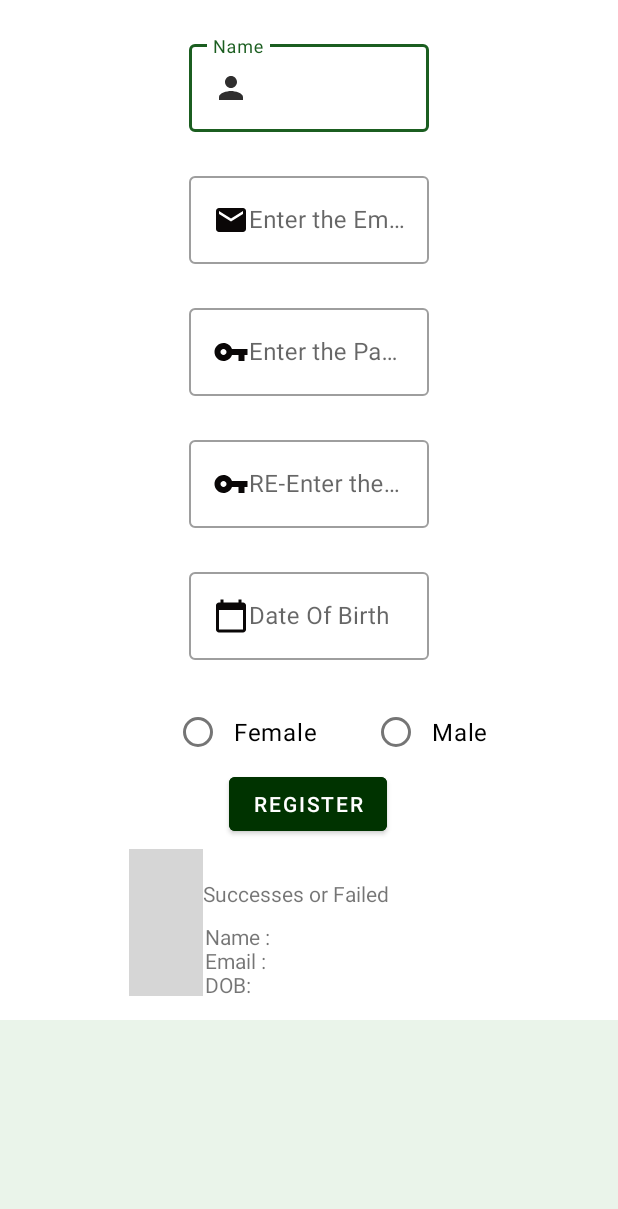
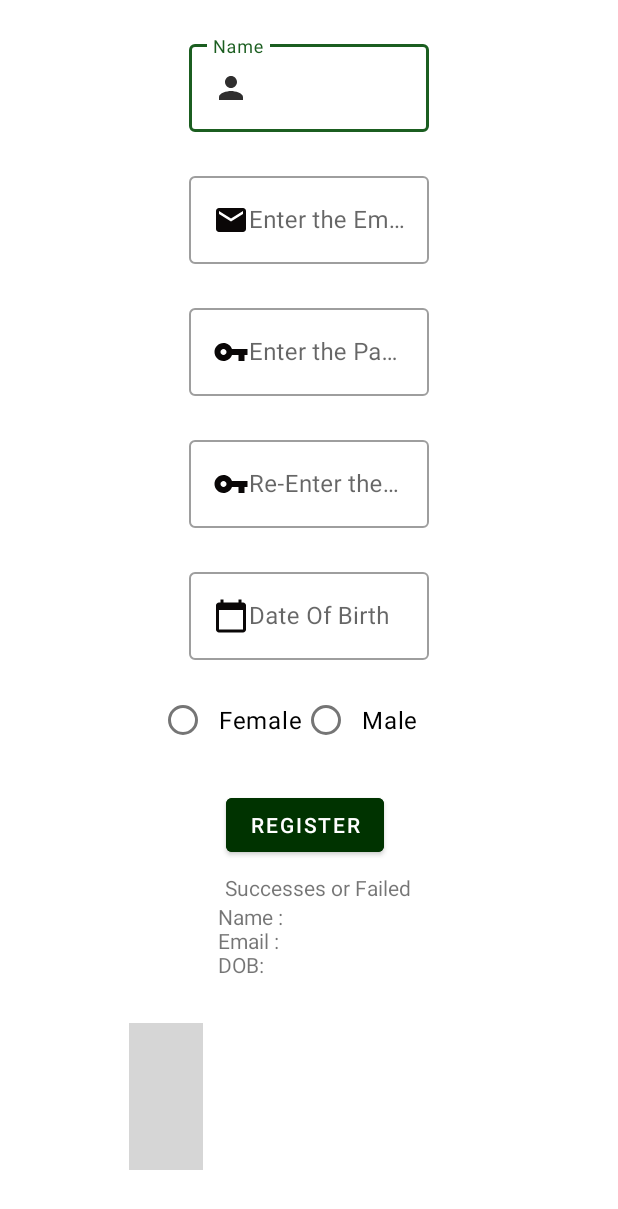
Before and after one commit to lamiaomar/registrationForm, an Android app: the layout activity_main.xml on its own in the app's theme, with its tools: preview values and no code run, on a phone screen of 412 x 824 dp. Shown: the top 1209 px of the screen. Run offline under Robolectric (Android 15) with nearby library versions, the phone set to English and light mode, and no system bars; grey boxes are pictures that could not be loaded.

Commit message:
Registration Form update

```diff
--- a/app/src/main/java/com/example/registrationform/MainActivity.kt
+++ b/app/src/main/java/com/example/registrationform/MainActivity.kt
@@ -17,7 +17,6 @@ class MainActivity : AppCompatActivity() {
     override fun onCreate(savedInstanceState: Bundle?) {
         super.onCreate(savedInstanceState)
         setContentView(R.layout.activity_main)
-
 
         binding = ActivityMainBinding.inflate(layoutInflater)
         setContentView(binding.root)
@@ -44,10 +43,10 @@ class MainActivity : AppCompatActivity() {
         val st4 = binding.rePassword.text.toString()
 
         if (st1 == "" || st2 == "" || st3 == "" || st4 == "") {
-            binding.tipResult.text = "Failed"
+            binding.tipResult.text =getString(R.string.app_name5)
             return }
         else if (st1 != "" || st2 != "" || st3 != "" || st4 != ""){
-            binding.tipResult.text = "Success"
+            binding.tipResult.text =getString(R.string.app_name3)
             binding.tipResultInfo.text= "Name :${binding.name.text.toString()} \n" +
                     "Email :${binding.email.text.toString()} \n"+
                     "DOB :${binding.DOB.text.toString()} \n"
@@ -56,9 +55,9 @@ class MainActivity : AppCompatActivity() {
 //heck if the 2 password are same
 
         if(st3==st4){
-            binding.tipResult.text = "Success"
+            binding.tipResult.text = getString(R.string.app_name3)
             return
-        }else  {binding.tipResult.text = "Failed"
+        }else  {binding.tipResult.text = getString(R.string.app_name5)
         return}
 
 
--- a/app/src/main/res/layout/activity_main.xml
+++ b/app/src/main/res/layout/activity_main.xml
@@ -1,5 +1,5 @@
 <?xml version="1.0" encoding="utf-8"?>
-<ScrollView xmlns:android="http://schemas.android.com/apk/res/android"
+<RelativeLayout xmlns:android="http://schemas.android.com/apk/res/android"
     xmlns:app="http://schemas.android.com/apk/res-auto"
     xmlns:tools="http://schemas.android.com/tools"
     android:layout_width="match_parent"
@@ -20,7 +20,7 @@
             android:layout_width="160dp"
             android:layout_height="wrap_content"
             android:layout_marginTop="24dp"
-            android:hint="Name"
+            android:hint="@string/String_Name"
             app:layout_constraintEnd_toEndOf="parent"
             app:layout_constraintStart_toStartOf="parent"
             app:layout_constraintTop_toTopOf="parent">
@@ -40,7 +40,7 @@
             android:layout_width="160dp"
             android:layout_height="wrap_content"
             android:layout_marginTop="24dp"
-            android:hint="Enter the Email"
+            android:hint="@string/String_Email"
             app:layout_constraintEnd_toEndOf="parent"
             app:layout_constraintStart_toStartOf="parent"
             app:layout_constraintTop_toBottomOf="@id/nameId">
@@ -59,7 +59,7 @@
             android:layout_width="160dp"
             android:layout_height="wrap_content"
             android:layout_marginTop="24dp"
-            android:hint="Enter the Pass"
+            android:hint="@string/String_pass"
             app:layout_constraintEnd_toEndOf="parent"
             app:layout_constraintStart_toStartOf="parent"
             app:layout_constraintTop_toBottomOf="@+id/EmailId">
@@ -79,7 +79,7 @@
             android:layout_width="160dp"
             android:layout_height="wrap_content"
             android:layout_marginTop="24dp"
-            android:hint="RE-Enter the Pass"
+            android:hint="@string/String_Repass"
             app:layout_constraintEnd_toEndOf="parent"
             app:layout_constraintStart_toStartOf="parent"
             app:layout_constraintTop_toBottomOf="@+id/passlId">
@@ -99,7 +99,7 @@
             android:layout_width="160dp"
             android:layout_height="wrap_content"
             android:layout_marginTop="24dp"
-            android:hint="Date Of Birth"
+            android:hint="@string/String_dob"
             app:layout_constraintEnd_toEndOf="parent"
             app:layout_constraintStart_toStartOf="parent"
             app:layout_constraintTop_toBottomOf="@+id/repasslId">
@@ -114,55 +114,67 @@
 
         </com.google.android.material.textfield.TextInputLayout>
 
-
-        <RadioButton
-            android:id="@+id/female"
-            android:layout_width="100dp"
-            android:layout_height="wrap_content"
-            android:layout_marginStart="116dp"
-            android:layout_marginTop="24dp"
-            android:text="Female"
+        <RadioGroup
+            android:id="@+id/radiogroup"
+            android:layout_width="200dp"
+            android:layout_height="54dp"
+            android:layout_marginTop="16dp"
+            android:layout_marginBottom="20dp"
+            android:orientation="horizontal"
             app:layout_constraintBottom_toTopOf="@+id/registr"
+            app:layout_constraintEnd_toEndOf="parent"
             app:layout_constraintStart_toStartOf="parent"
             app:layout_constraintTop_toBottomOf="@+id/DOBId"
-            app:layout_constraintVertical_bias="0.493"
-            tools:ignore="MissingConstraints" />
+            app:layout_constraintVertical_bias="0.38">
 
-        <RadioButton
-            android:id="@+id/male"
-            android:layout_width="100dp"
-            android:layout_height="wrap_content"
-            android:layout_marginStart="32dp"
-            android:layout_marginTop="24dp"
-            android:text="Male"
-            app:layout_constraintBottom_toTopOf="@+id/registr"
-            app:layout_constraintEnd_toEndOf="parent"
-            app:layout_constraintHorizontal_bias="0.0"
-            app:layout_constraintStart_toEndOf="@+id/female"
-            app:layout_constraintTop_toBottomOf="@+id/DOBId"
-            app:layout_constraintVertical_bias="0.493" />
+            <RadioButton
+                android:id="@+id/female"
+                android:layout_width="wrap_content"
+                android:layout_height="wrap_content"
+                android:text="@string/genderF" />
 
+            <RadioButton
+                android:id="@+id/male"
+                android:layout_width="wrap_content"
+                android:layout_height="wrap_content"
+                android:text="@string/genderM"
+
+                app:layout_constraintStart_toEndOf="@id/female" />
+
+        </RadioGroup>
+
+        <ImageView
+            android:id="@+id/imageView4"
+            android:layout_width="49dp"
+            android:layout_height="98dp"
+            android:layout_marginStart="16dp"
+            android:layout_marginBottom="44dp"
+            app:layout_constraintBottom_toBottomOf="parent"
+            app:layout_constraintEnd_toStartOf="@+id/tip_resultInfo"
+            app:layout_constraintHorizontal_bias="0.876"
+            app:layout_constraintStart_toStartOf="parent"
+            app:srcCompat="@drawable/android_icon" />
 
         <Button
             android:id="@+id/registr"
             android:layout_width="wrap_content"
             android:layout_height="wrap_content"
-            android:layout_marginBottom="120dp"
+            android:layout_marginTop="16dp"
             android:backgroundTint="#003300"
-            android:text="Register"
-            app:layout_constraintBottom_toBottomOf="parent"
+            android:text="@string/String_regis"
             app:layout_constraintEnd_toEndOf="parent"
-            app:layout_constraintHorizontal_bias="0.498"
-            app:layout_constraintStart_toStartOf="parent" />
+            app:layout_constraintHorizontal_bias="0.491"
+            app:layout_constraintStart_toStartOf="parent"
+            app:layout_constraintTop_toBottomOf="@+id/radiogroup" />
 
         <TextView
             android:id="@+id/tip_result"
             android:layout_width="141dp"
             android:layout_height="19dp"
-            android:layout_marginTop="16dp"
+            android:layout_marginTop="8dp"
             android:text="@string/app_name"
-            app:layout_constraintBottom_toTopOf="@+id/tip_resultInfo"
             app:layout_constraintEnd_toEndOf="parent"
+            app:layout_constraintHorizontal_bias="0.555"
             app:layout_constraintStart_toStartOf="parent"
             app:layout_constraintTop_toBottomOf="@+id/registr"
             tools:text="Successes or Failed" />
@@ -171,27 +183,15 @@
             android:id="@+id/tip_resultInfo"
             android:layout_width="146dp"
             android:layout_height="wrap_content"
-            android:layout_marginBottom="14dp"
             android:text="@string/app_name1"
-            app:layout_constraintBottom_toBottomOf="parent"
             app:layout_constraintEnd_toEndOf="parent"
-            app:layout_constraintHorizontal_bias="0.513"
+            app:layout_constraintHorizontal_bias="0.547"
             app:layout_constraintStart_toStartOf="parent"
+            app:layout_constraintTop_toBottomOf="@+id/tip_result"
             tools:text="Name : \nEmail : \nDOB: " />
-
-        <ImageView
-            android:id="@+id/imageView4"
-            android:layout_width="49dp"
-            android:layout_height="98dp"
-            android:layout_marginStart="16dp"
-            android:layout_marginBottom="16dp"
-            app:layout_constraintBottom_toBottomOf="parent"
-            app:layout_constraintEnd_toStartOf="@+id/tip_resultInfo"
-            app:layout_constraintHorizontal_bias="0.985"
-            app:layout_constraintStart_toStartOf="parent"
-            app:srcCompat="@drawable/android_icon" />
 
 
     </androidx.constraintlayout.widget.ConstraintLayout>
 
-</ScrollView>
+
+</RelativeLayout>
--- a/app/src/main/res/values/strings.xml
+++ b/app/src/main/res/values/strings.xml
@@ -1,5 +1,18 @@
 <resources>
-    <string name="app_name" translatable="false">Success or Failed</string>
-    <string name="app_name1" translatable="false">"Name : \nEmail : \nDOB : "</string>
+    <string name="app_name">Success or Failed</string>
+    <string name="app_name1">"Name : \nEmail : \nDOB : "</string>
+    <string name="app_name3">success</string>
+    <string name="String_Name" >Name</string>
+    <string name="String_Email" >Enter the Email</string>
+    <string name="String_pass" >Enter the Pass</string>
+    <string name="String_Repass" >Re-Enter the Pass</string>
+    <string name="String_dob" >Date Of Birth</string>
+    <string name="app_name5">Failed</string>
+    <string name="genderF" >Female</string>
+    <string name="genderM" >Male</string>
+    <string name="String_regis" >Register</string>
+
+
+
 
 </resources>
```
Also changed, not shown: 1 other file.
